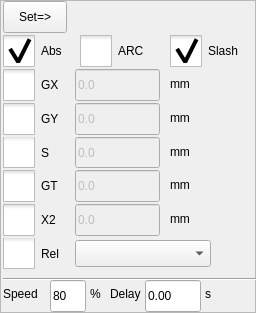
GaussCheng/2-5AxisPunch, file hcinstruction/actionsettingframe.ui: the form before one commit.
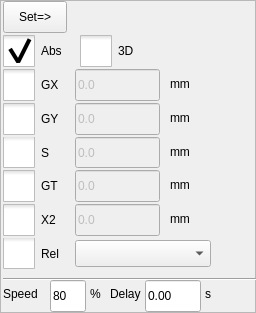
The form after the commit. Icons and pictures are not drawn. Custom widgets are drawn as their Qt base class.

Diff of the .ui file:
```diff
--- a/hcinstruction/actionsettingframe.ui
+++ b/hcinstruction/actionsettingframe.ui
@@ -726,51 +726,7 @@
     <set>Qt::AlignLeading|Qt::AlignLeft|Qt::AlignVCenter</set>
    </property>
   </widget>
-  <widget class="QCheckBox" name="slashBox">
-   <property name="geometry">
-    <rect>
-     <x>170</x>
-     <y>35</y>
-     <width>71</width>
-     <height>32</height>
-    </rect>
-   </property>
-   <property name="styleSheet">
-    <string notr="true">::indicator {
-     width: 32px;
-     height: 32px;
- }
-
-::indicator:unchecked 
-{
-     image: url(:/resource/check_unchecked.png);
- }
-::indicator:checked 
-{
-     image: url(:/resource/check_checked.png);
- }
-
-::indicator:checked:disabled
-{
- image: url(:/resource/check_checked_disable.png);
-}
-
-::indicator:unchecked:disabled
-{
- image: url(:/resource/check_unchecked_disable.png);
-}</string>
-   </property>
-   <property name="text">
-    <string>Slash</string>
-   </property>
-   <property name="checkable">
-    <bool>true</bool>
-   </property>
-   <property name="checked">
-    <bool>true</bool>
-   </property>
-  </widget>
-  <widget class="QCheckBox" name="arcBox">
+  <widget class="QCheckBox" name="curveBox">
    <property name="geometry">
     <rect>
      <x>80</x>
@@ -805,7 +761,7 @@
 }</string>
    </property>
    <property name="text">
-    <string>ARC</string>
+    <string>3D</string>
    </property>
    <property name="checkable">
     <bool>true</bool>
```
